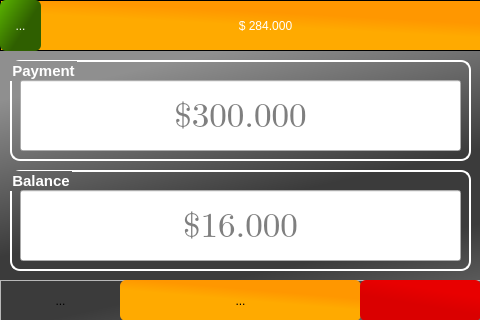
MinniHai/HPoS_Pi, file HPOS/paymentScreen.ui: the form before one commit.
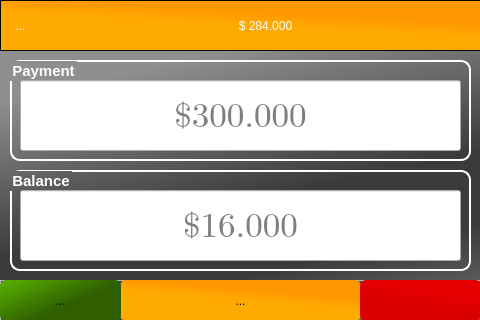
The form after the commit. Icons and pictures are not drawn.

Patch:
```diff
--- a/HPOS/paymentScreen.ui
+++ b/HPOS/paymentScreen.ui
@@ -85,7 +85,7 @@
 background-color: qlineargradient(spread:pad, x1:0.637, y1:0.279591, x2:0.489, y2:0.574, stop:0 rgba(255, 151, 0, 255), stop:0.75 rgba(255, 170, 0, 255));
 	
 }
-#btnBack{
+#btnMenu{
 	background-color: qlineargradient(spread:pad, x1:0, y1:0.152818, x2:1, y2:0.932, stop:0 rgba(85, 170, 0, 255), stop:0.573864 rgba(47, 95, 0, 255));
 }
 </string>
@@ -206,9 +206,9 @@
    <widget class="QLabel" name="lblTakeCash_3">
     <property name="geometry">
      <rect>
-      <x>70</x>
+      <x>80</x>
       <y>0</y>
-      <width>81</width>
+      <width>71</width>
       <height>51</height>
      </rect>
     </property>
```
Left out of the diff: 2 changed lines with no effect on the pictures.
